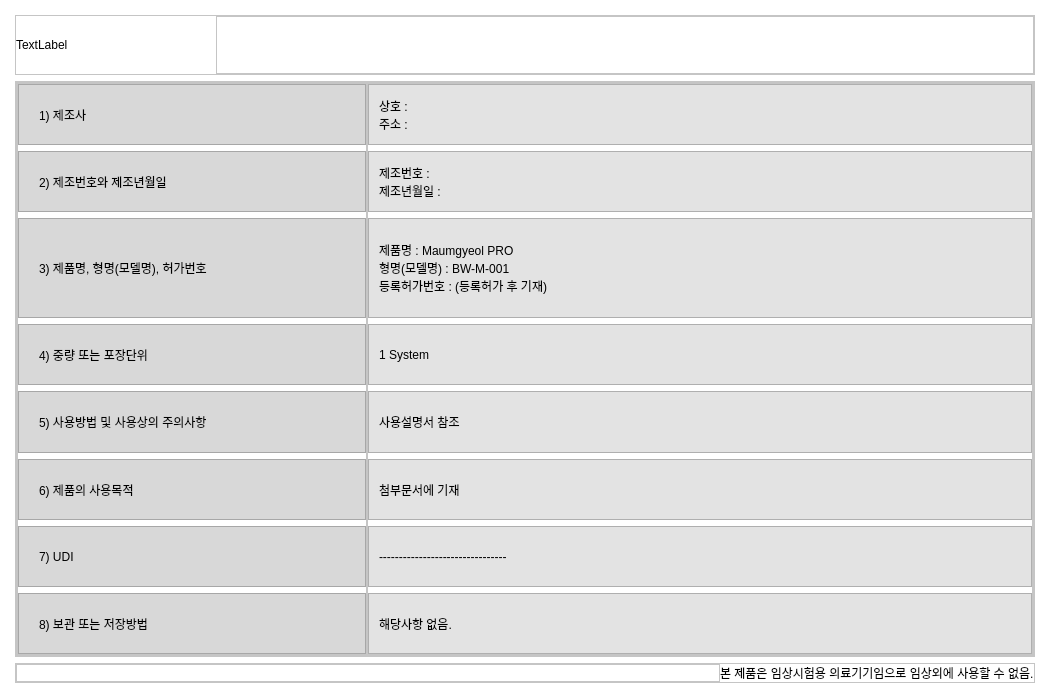
Before: the Qt Designer form dialog/product.ui in youngwookSong/bwave_gui, drawn with Qt 5.
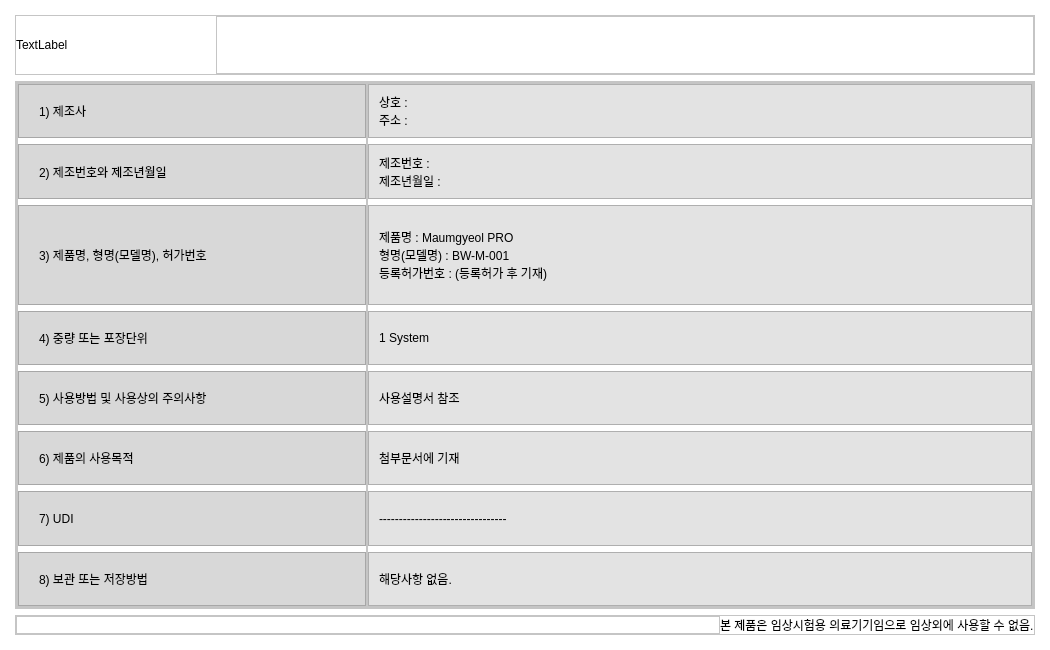
After: the same form once the commit is applied.

What changed in the file:
```diff
--- a/dialog/product.ui
+++ b/dialog/product.ui
@@ -7,7 +7,7 @@
     <x>0</x>
     <y>0</y>
     <width>1050</width>
-    <height>698</height>
+    <height>650</height>
    </rect>
   </property>
   <property name="windowTitle">
```
